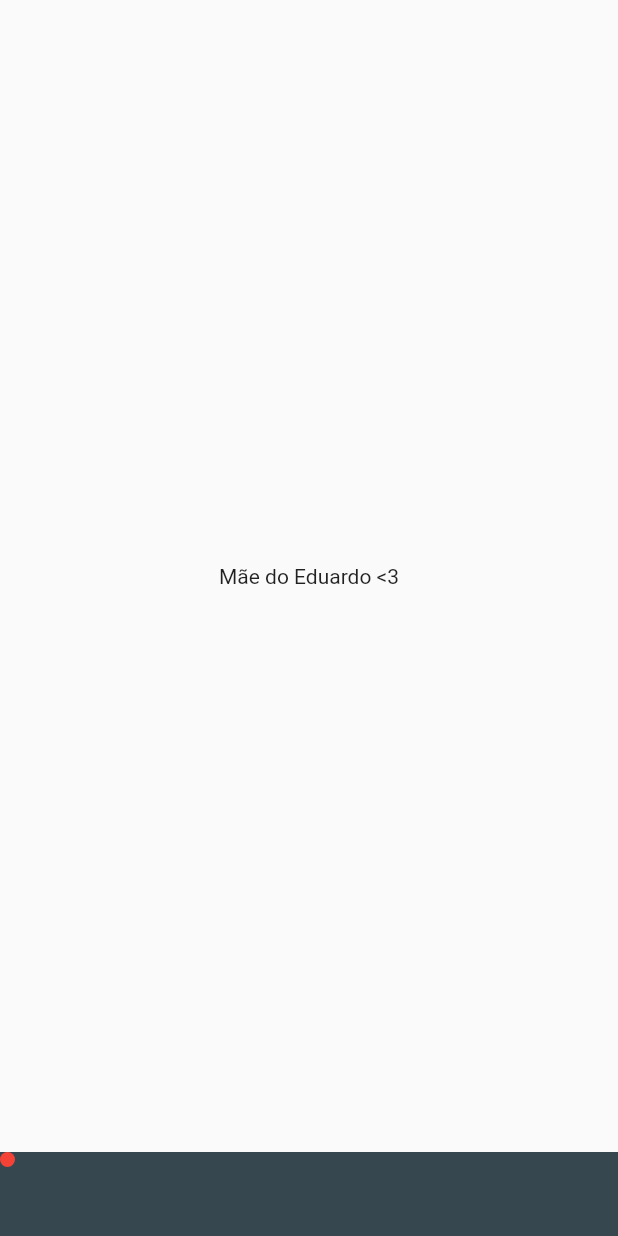
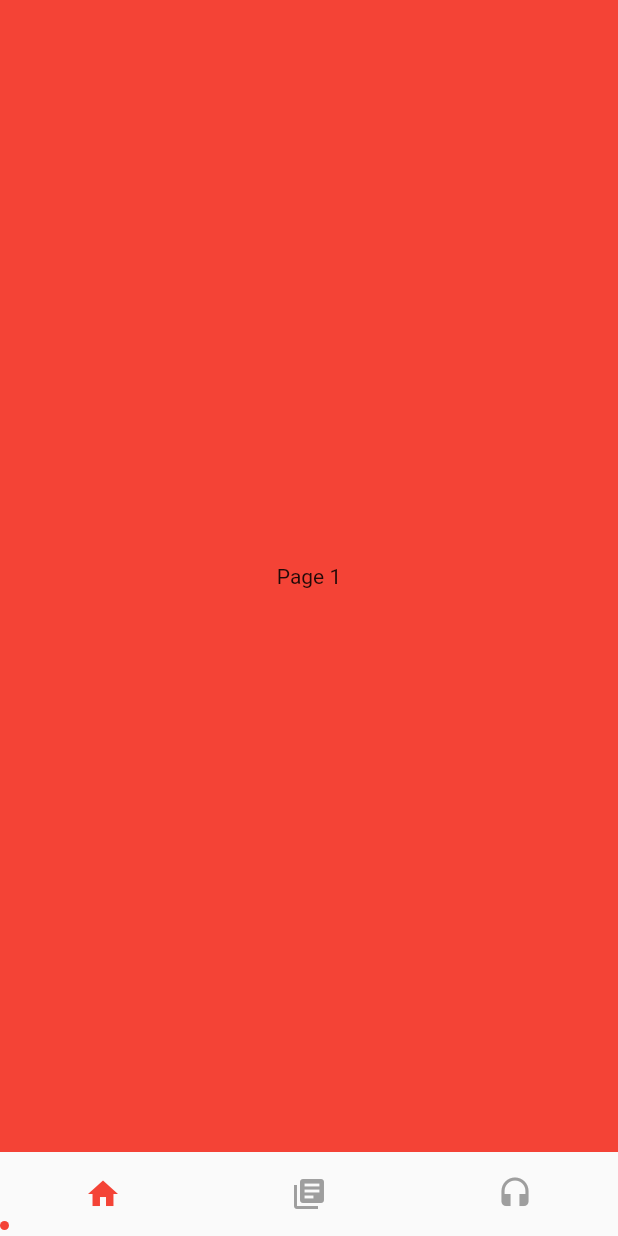
Before and after one commit to edunatalec/bottom-bar-line, a Flutter app: the screen it shows after launch, on a phone screen of 412 x 824 dp. Run offline on Flutter 3.47's test engine with Material 2 defaults, Android fonts, the phone set to English and light mode, and no system bars; missing offline and left inert: matrix4_transform.

```diff
--- a/example/lib/main.dart
+++ b/example/lib/main.dart
@@ -1,5 +1,6 @@
 import 'package:bottom_bar_line/bottom_bar_line.dart';
 import 'package:flutter/material.dart';
+import 'package:flutter/rendering.dart';
 
 void main() => runApp(MyApp());
 
@@ -16,17 +17,87 @@ class MyApp extends StatelessWidget {
   }
 }
 
-class HomeScreen extends StatelessWidget {
-  const HomeScreen({Key key}) : super(key: key);
+class HomeScreen extends StatefulWidget {
+  HomeScreen({Key key}) : super(key: key);
+
+  @override
+  _HomeScreenState createState() => _HomeScreenState();
+}
+
+class _HomeScreenState extends State<HomeScreen> {
+  PageController pageController;
+  int currentPage;
+
+  @override
+  void initState() {
+    super.initState();
+    pageController = PageController();
+    currentPage = 0;
+  }
 
   @override
   Widget build(BuildContext context) {
     return Scaffold(
-      body: Center(
-        child: Text('Mãe do Eduardo <3'),
+      body: PageView(
+        controller: pageController,
+        children: [
+          Container(
+            constraints: BoxConstraints.expand(),
+            color: Colors.red,
+            child: Center(
+              child: Text('Page 1'),
+            ),
+          ),
+          Container(
+            constraints: BoxConstraints.expand(),
+            color: Colors.blue,
+            child: Center(
+              child: Text('Page 2'),
+            ),
+          ),
+          Container(
+            constraints: BoxConstraints.expand(),
+            color: Colors.orange,
+            child: Center(
+              child: Text('Page 3'),
+            ),
+          ),
+        ],
+        onPageChanged: (int index) {
+          if (pageController.position.userScrollDirection !=
+              ScrollDirection.idle)
+            setState(() {
+              currentPage = index;
+            });
+        },
       ),
       bottomNavigationBar: BottomBarLine(
-        background: Colors.blueGrey.shade800,
+        background: Colors.transparent,
+        currentIndex: currentPage,
+        onTap: (int index) {
+          pageController.animateToPage(
+            index,
+            duration: Duration(milliseconds: 360),
+            curve: Curves.fastOutSlowIn,
+          );
+          setState(() {
+            currentPage = index;
+          });
+        },
+        items: [
+          BottomBarLineItem(
+            icon: Icon(Icons.home),
+            color: Colors.red,
+          ),
+          BottomBarLineItem(
+            icon: Icon(Icons.library_books),
+            color: Colors.blue,
+          ),
+          BottomBarLineItem(
+            icon: Icon(Icons.headset),
+            color: Colors.orange,
+          ),
+        ],
       ),
     );
   }
--- a/lib/bottom_bar_line.dart
+++ b/lib/bottom_bar_line.dart
@@ -1,74 +1,4 @@
 library bottom_bar_line;
 
-import 'package:flutter/material.dart';
-import 'package:matrix4_transform/matrix4_transform.dart';
-
-class BottomBarLine extends StatefulWidget {
-  final Color background;
-
-  BottomBarLine({Key key, @required this.background}) : super(key: key);
-
-  @override
-  _BottomBarLineState createState() => _BottomBarLineState();
-}
-
-class _BottomBarLineState extends State<BottomBarLine> {
-  final double maxSize = 100;
-  final double maxDistance = 100;
-  final double minSize = 10;
-  final double minDistance = 0;
-
-  double size = 10, distance = 0;
-
-  @override
-  Widget build(BuildContext context) {
-    return Stack(
-      children: [
-        Container(
-          height: 56 + MediaQuery.of(context).padding.bottom,
-          color: widget.background,
-        ),
-        AnimatedContainer(
-          duration: Duration(milliseconds: 200),
-          height: 10,
-          width: size,
-          decoration: BoxDecoration(
-            color: Colors.red,
-            borderRadius: BorderRadius.circular(5),
-          ),
-          transform: Matrix4Transform().directionDegrees(0, distance).matrix4,
-        ),
-      ],
-    );
-  }
-
-  void changeValues(
-      {double currentDistance, double newDistance, Color color}) async {
-    // forward
-    if (newDistance > currentDistance) {
-      setState(() {
-        this.size = (newDistance - currentDistance);
-      });
-
-      await Future.delayed(Duration(milliseconds: 200));
-
-      setState(() {
-        this.size = minSize;
-        this.distance = newDistance;
-      });
-    }
-    // backward
-    else {
-      setState(() {
-        this.distance = newDistance;
-        this.size = (currentDistance - newDistance);
-      });
-
-      await Future.delayed(Duration(milliseconds: 200));
-
-      setState(() {
-        this.size = minSize;
-      });
-    }
-  }
-}
+export './bottom_bar_line_widget.dart';
+export './bottom_bar_line_item.dart';
--- /dev/null
+++ b/lib/bottom_bar_line_item.dart
@@ -0,0 +1,11 @@
+import 'package:flutter/material.dart';
+
+class BottomBarLineItem {
+  final Icon icon;
+  final Color color;
+
+  BottomBarLineItem({
+    @required this.icon,
+    @required this.color,
+  });
+}
--- /dev/null
+++ b/lib/bottom_bar_line_item_button.dart
@@ -0,0 +1,75 @@
+import 'package:bottom_bar_line/bottom_bar_line.dart';
+import 'package:flutter/material.dart';
+
+class BottomBarLineItemButton extends StatelessWidget {
+  final BottomBarLineItem item;
+  final Function onTap;
+  final bool isActive;
+
+  BottomBarLineItemButton({
+    @required this.item,
+    @required this.onTap,
+    this.isActive = false,
+  });
+
+  @override
+  Widget build(BuildContext context) {
+    final newIcon = TweenAnimationBuilder(
+      duration: Duration(milliseconds: 360),
+      curve: Curves.fastOutSlowIn,
+      tween: ColorTween(
+          begin: item.icon.color, end: isActive ? item.color :( item.icon.color ?? Colors.grey.shade500 )),
+      builder: (_, color, __) {
+        return Icon(
+          item.icon.icon,
+          color: color,
+          size: item.icon.size,
+        );
+      },
+//      iconData: item.icon.icon,
+//      color: isActive ? item.color : (item.icon.color ?? Colors.grey.shade500),
+//      color: 10.2,
+//      size: item.icon.size,
+    );
+
+    return Expanded(
+      child: Stack(
+        children: [
+          Container(
+            height: 56,
+            child: Center(
+              child: newIcon,
+            ),
+          ),
+          Positioned.fill(
+              child: Material(
+            color: Colors.transparent,
+            child: InkWell(
+              onTap: onTap,
+            ),
+          ))
+        ],
+      ),
+    );
+  }
+}
+
+//class AnimatedColorIcon extends AnimatedWidget {
+//  const AnimatedColorIcon({color}) : super(listenable: color);
+//
+//  Animation<double> get color => listenable;
+//
+//  @override
+//  Widget build(BuildContext context) {
+//    return Container(
+//      width: 20,
+//      height: color.value,
+//      color: Colors.red.shade50,
+//    );
+////    return Icon(
+////      iconData,
+////      color: color.value,
+////      size: size,
+////    );
+//  }
+//}
--- /dev/null
+++ b/lib/bottom_bar_line_widget.dart
@@ -0,0 +1,132 @@
+import 'package:flutter/material.dart';
+import 'package:matrix4_transform/matrix4_transform.dart';
+
+import 'bottom_bar_line_item.dart';
+import 'bottom_bar_line_item_button.dart';
+
+class BottomBarLine extends StatefulWidget {
+  final Color background;
+  final Function(int) onTap;
+  final int currentIndex;
+  final double circleSize;
+  final List<BottomBarLineItem> items;
+
+  BottomBarLine({
+    Key key,
+    @required this.background,
+    @required this.onTap,
+    @required this.items,
+    this.circleSize = 6,
+    this.currentIndex = 0,
+  }) : super(key: key) {
+//    assert(items.length);
+  }
+
+  @override
+  _BottomBarLineState createState() => _BottomBarLineState();
+}
+
+class _BottomBarLineState extends State<BottomBarLine> {
+  double maxSize = 0,
+      maxDistance = 0,
+      leftPadding = 0,
+      minSize = 0,
+      size = 0,
+      distance = 0;
+
+  @override
+  void initState() {
+    super.initState();
+
+    minSize = size = widget.circleSize;
+    maxSize = maxDistance =
+        MediaQuery.of(Scaffold.of(context).context).size.width /
+            widget.items.length;
+    leftPadding = (maxSize / 2) - minSize / 2;
+
+    distance = widget.currentIndex * maxDistance;
+  }
+
+  @override
+  void didUpdateWidget(BottomBarLine oldWidget) {
+    changeValues(
+      currentDistance: oldWidget.currentIndex * maxDistance,
+      newDistance: widget.currentIndex * maxDistance,
+    );
+    super.didUpdateWidget(oldWidget);
+  }
+
+  @override
+  Widget build(BuildContext context) {
+    return Container(
+      height: 56,
+      child: Stack(
+        children: [
+          Container(
+            height: 56 + MediaQuery.of(context).padding.bottom,
+            color: widget.background,
+            child: Row(
+              children: widget.items
+                  .asMap()
+                  .entries
+                  .map<Widget>((item) => BottomBarLineItemButton(
+                        item: item.value,
+                        isActive: widget.currentIndex == item.key,
+                        onTap: () => widget.onTap(item.key),
+                      ))
+                  .toList(),
+            ),
+          ),
+          Align(
+            alignment: Alignment.bottomLeft,
+            child: Padding(
+              padding: const EdgeInsets.only(bottom: 4.0),
+              child: AnimatedContainer(
+                curve: Curves.fastOutSlowIn,
+                duration: Duration(milliseconds: 180),
+                height: minSize,
+                width: size,
+                decoration: BoxDecoration(
+                  color: widget.items[widget.currentIndex].color,
+                  borderRadius: BorderRadius.circular(minSize / 2),
+                ),
+                transform: Matrix4Transform()
+                    .directionDegrees(0, distance + leftPadding)
+                    .matrix4,
+              ),
+            ),
+          ),
+        ],
+      ),
+    );
+  }
+
+  void changeValues({double currentDistance, double newDistance}) async {
+    // forward
+    if (newDistance > currentDistance) {
+      setState(() {
+        this.size = (newDistance - currentDistance);
+      });
+
+      await Future.delayed(Duration(milliseconds: 180));
+
+      setState(() {
+        this.size = minSize;
+        this.distance = newDistance;
+      });
+    }
+    // backward
+    else if (newDistance < currentDistance) {
+      setState(() {
+        this.distance = newDistance;
+        this.size = (currentDistance - newDistance);
+      });
+
+      await Future.delayed(Duration(milliseconds: 180));
+
+      setState(() {
+        this.size = minSize;
+      });
+    }
+  }
+}
```
Also changed, not shown: 1 other file.
